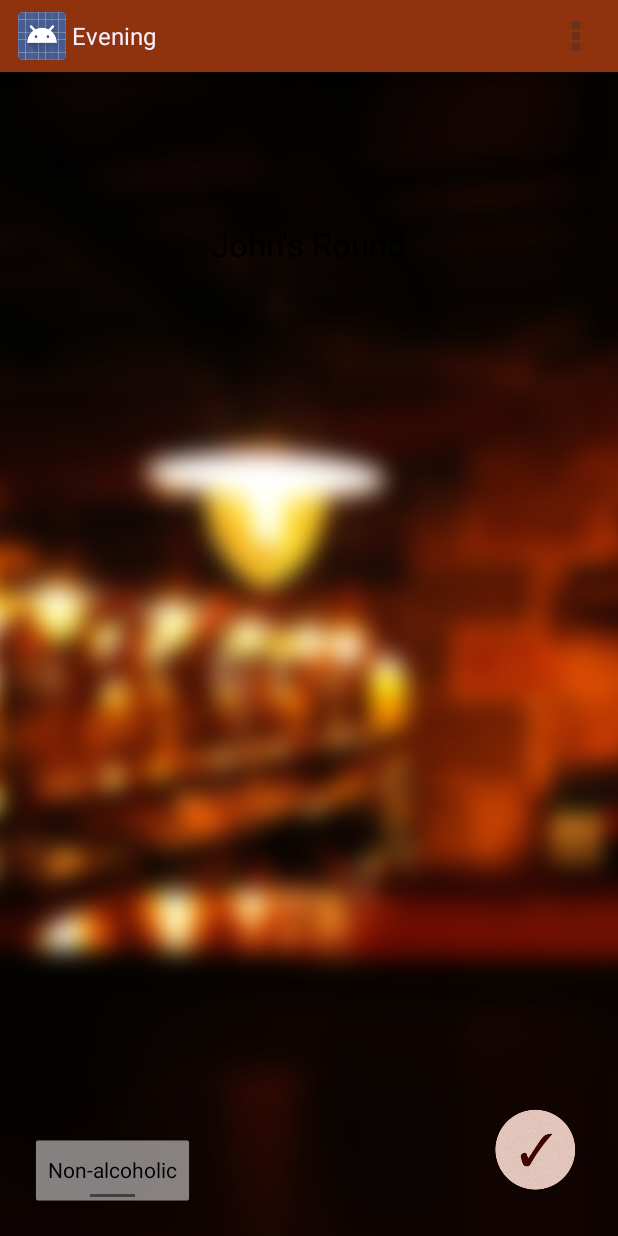
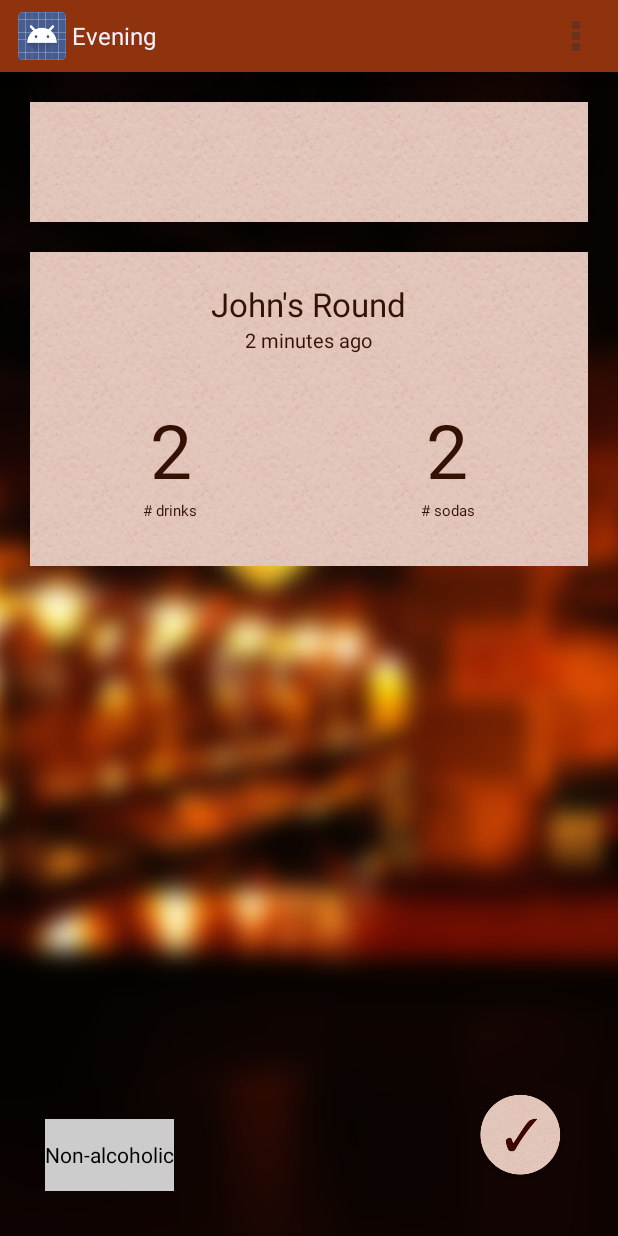
Before and after one commit to jwbuurlage/itsonme, an Android app: the EveningActivity screen opened directly, with no data from a screen before it, on a phone screen of 412 x 824 dp. Run offline under Robolectric (Android 15) with nearby library versions, the phone set to English and light mode, and no system bars; our stand-ins replace Picasso; libraries missing offline, so code that uses them is left out: retrofit.client; pictures from the network do not load; 3 statements that could not run were skipped.

Commit message:
add stuff to evening xml

```diff
--- a/android/app/src/main/res/layout/activity_evening.xml
+++ b/android/app/src/main/res/layout/activity_evening.xml
@@ -3,7 +3,8 @@
     android:layout_height="match_parent"
     tools:context="hack.goodnight.itsonme.EveningActivity"
     android:id="@+id/rel_layout_evening"
-    android:background="@drawable/background">
+    android:background="@drawable/background"
+    android:padding="20dp">
 
     <ImageButton
         android:layout_width="70dp"
@@ -11,8 +12,8 @@
         android:id="@+id/createGroupButton"
         android:layout_alignParentBottom="true"
         android:layout_alignParentRight="true"
-        android:layout_marginRight="20dp"
-        android:layout_marginBottom="20dp"
+        android:layout_marginRight="10dp"
+        android:layout_marginBottom="10dp"
         android:visibility="visible"
         android:background="@drawable/vinkje"
         android:clickable="true"
@@ -21,7 +22,7 @@
 
     <GridView
         android:layout_width="fill_parent"
-        android:layout_height="100dp"
+        android:layout_height="80dp"
         android:id="@+id/gridView"
         android:layout_alignParentTop="true"
         android:layout_toStartOf="@+id/createGroupButton"
@@ -30,27 +31,107 @@
         android:verticalSpacing="10dp"
         android:padding="10dp"
         android:layout_alignParentEnd="true"
-        android:numColumns="6" />
+        android:numColumns="6"
+        android:background="@drawable/patternrepeat"/>
 
-    <TextView
-        android:layout_width="wrap_content"
+    <RelativeLayout
+        android:layout_width="fill_parent"
+        android:paddingTop="20dp"
+        android:paddingBottom="30dp"
         android:layout_height="wrap_content"
-        android:textAppearance="?android:attr/textAppearanceLarge"
-        android:text="John&apos;s Round"
-        android:id="@+id/textView"
         android:layout_below="@+id/gridView"
-        android:layout_centerHorizontal="true" />
+        android:layout_marginTop="20dp"
+        android:background="@drawable/patternrepeat">
+
+        <TextView
+            android:layout_width="wrap_content"
+            android:layout_height="wrap_content"
+            android:textAppearance="?android:attr/textAppearanceLarge"
+            android:text="John&apos;s Round"
+            android:id="@+id/roundTextView"
+            android:layout_centerHorizontal="true"
+            android:textColor="@color/black_text"/>
+
+        <TextView
+            android:layout_width="wrap_content"
+            android:layout_height="wrap_content"
+            android:layout_below="@+id/roundTextView"
+            android:textAppearance="?android:attr/textAppearanceLarge"
+            android:text="2 minutes ago"
+            android:textSize="13dp"
+            android:id="@+id/timeTextView"
+            android:layout_centerHorizontal="true"
+            android:textColor="@color/black_text"/>
+
+        <TextView
+            android:layout_width="wrap_content"
+            android:layout_height="wrap_content"
+            android:layout_below="@+id/timeTextView"
+            android:layout_alignParentLeft="true"
+            android:layout_marginLeft="80dp"
+            android:layout_marginTop="30dp"
+            android:textAppearance="?android:attr/textAppearanceLarge"
+            android:text="2"
+            android:textSize="50dp"
+            android:id="@+id/nAlcTextView"
+            android:layout_centerHorizontal="true"
+            android:textColor="@color/black_text"/>
+
+        <TextView
+            android:layout_width="wrap_content"
+            android:layout_height="wrap_content"
+            android:layout_below="@+id/timeTextView"
+            android:layout_alignParentRight="true"
+            android:layout_marginRight="80dp"
+            android:layout_marginTop="30dp"
+            android:textAppearance="?android:attr/textAppearanceLarge"
+            android:text="2"
+            android:textSize="50dp"
+            android:id="@+id/nNAlcTextView"
+            android:layout_centerHorizontal="true"
+            android:textColor="@color/black_text"/>
+
+        <TextView
+            android:layout_width="wrap_content"
+            android:layout_height="wrap_content"
+            android:layout_below="@+id/nAlcTextView"
+            android:layout_alignParentLeft="true"
+            android:layout_marginLeft="75dp"
+            android:textAppearance="?android:attr/textAppearanceLarge"
+            android:text="# drinks"
+            android:textSize="10dp"
+            android:id="@+id/nAlcTextTitle"
+            android:layout_centerHorizontal="true"
+            android:textColor="@color/black_text"/>
+
+        <TextView
+            android:layout_width="wrap_content"
+            android:layout_height="wrap_content"
+            android:layout_below="@+id/nAlcTextView"
+            android:layout_alignParentRight="true"
+            android:layout_marginRight="75dp"
+            android:textAppearance="?android:attr/textAppearanceLarge"
+            android:text="# sodas"
+            android:textSize="10dp"
+            android:id="@+id/nNAlcTextTitle"
+            android:layout_centerHorizontal="true"
+            android:textColor="@color/black_text"/>
+
+        </RelativeLayout>
+
+
 
     <ToggleButton
         android:layout_width="wrap_content"
         android:layout_height="wrap_content"
         android:text="New ToggleButton"
         android:id="@+id/toggleButton"
-        android:layout_marginBottom="20dp"
+        android:layout_marginBottom="10dp"
+        android:background="#cccccc"
         android:textOn="Alcoholic"
         android:textOff="Non-alcoholic"
         android:layout_alignParentBottom="true"
         android:layout_alignParentLeft="true"
-        android:layout_marginLeft="20dp" />
+        android:layout_marginLeft="10dp" />
 
 </RelativeLayout>
```
